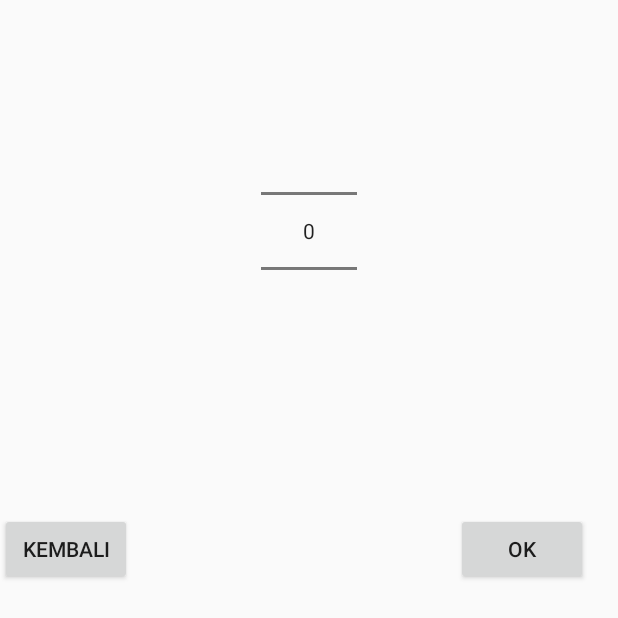
After one commit to DeaAnandita/CafeOrderApps, an Android app: the layout number_picker.xml on its own in the app's theme, with its tools: preview values and no code run, on a phone screen of 412 x 824 dp. The commit adds this screen. Shown: the top 618 px of the screen. Run offline under Robolectric (Android 15) with nearby library versions, the phone set to English and light mode, and no system bars.

Commit message:
number picker

```diff
--- a/app/build.gradle
+++ b/app/build.gradle
@@ -10,6 +10,7 @@ android {
         versionCode 1
         versionName "1.0"
         testInstrumentationRunner "androidx.test.runner.AndroidJUnitRunner"
+        vectorDrawables.useSupportLibrary = true
     }
     buildTypes {
         release {
--- a/app/src/main/java/com/example/cafeorderapps/DetailActivity.java
+++ b/app/src/main/java/com/example/cafeorderapps/DetailActivity.java
@@ -31,8 +31,8 @@ public class DetailActivity extends AppCompatActivity {
         recyclerView = findViewById(R.id.rvDetail);
 
         DetailModels = new ArrayList<>();
-        DetailModels.add(new DetailModel("1", "Susu Caramel", "15.000,-"));
-        DetailModels.add(new DetailModel("2","Susu Caramel", "15.000,-"));
+        DetailModels.add(new DetailModel("1", "Susu Caramel", "15.000,-", "2", false));
+        DetailModels.add(new DetailModel("2","Susu Caramel", "15.000,-", "2", false));
 
         detailAdapter = new DetailAdapter(DetailModels);
 
--- a/app/src/main/java/com/example/cafeorderapps/Fragment/CartFragment.java
+++ b/app/src/main/java/com/example/cafeorderapps/Fragment/CartFragment.java
@@ -39,8 +39,8 @@ public class CartFragment extends Fragment {
         recyclerView = view.findViewById(R.id.rvDetail);
 
         DetailModels = new ArrayList<>();
-        DetailModels.add(new DetailModel("1", "Susu Caramel", "15.000,-"));
-        DetailModels.add(new DetailModel("2", "Susu Caramel", "15.000,-"));
+        DetailModels.add(new DetailModel("1", "Susu Caramel", "15.000,-", "2", true));
+        DetailModels.add(new DetailModel("2", "Susu Caramel", "15.000,-", "2", false));
 
         detailAdapter = new DetailAdapter(DetailModels);
         LinearLayoutManager layoutManager = new LinearLayoutManager(getActivity(), LinearLayoutManager.VERTICAL, false);
--- /dev/null
+++ b/app/src/main/res/drawable/ic_check.xml
@@ -0,0 +1,5 @@
+<vector android:height="24dp" android:tint="#7E6B5C"
+    android:viewportHeight="24" android:viewportWidth="24"
+    android:width="24dp" xmlns:android="http://schemas.android.com/apk/res/android">
+    <path android:fillColor="@android:color/white" android:pathData="M9,16.17L4.83,12l-1.42,1.41L9,19 21,7l-1.41,-1.41z"/>
+</vector>
--- /dev/null
+++ b/app/src/main/res/layout/number_picker.xml
@@ -0,0 +1,36 @@
+<?xml version="1.0" encoding="utf-8"?>
+<RelativeLayout xmlns:android="http://schemas.android.com/apk/res/android"
+    android:layout_width="match_parent"
+    android:layout_height="match_parent" >
+
+    <NumberPicker
+        android:id="@+id/numberPicker1"
+        android:layout_width="wrap_content"
+        android:layout_height="wrap_content"
+        android:layout_alignParentTop="true"
+        android:layout_centerHorizontal="true"
+        android:layout_marginTop="64dp" />
+
+    <Button
+        android:id="@+id/button"
+        android:layout_width="wrap_content"
+        android:layout_height="wrap_content"
+        android:layout_below="@+id/numberPicker1"
+        android:layout_marginRight="20dp"
+        android:layout_marginTop="98dp"
+        android:layout_alignParentRight="true"
+        android:text="Ok"
+        android:layout_marginEnd="20dp"
+        android:layout_alignParentEnd="true" />
+
+    <Button
+        android:id="@+id/btn"
+        android:layout_width="wrap_content"
+        android:layout_height="wrap_content"
+        android:layout_below="@+id/numberPicker1"
+        android:layout_marginTop="98dp"
+        android:layout_alignParentLeft="true"
+        android:text="Kembali"
+        android:layout_alignParentStart="true"/>
+
+</RelativeLayout>
```
Also changed, not shown: app/src/main/java/com/example/cafeorderapps/Adapter/DetailAdapter.java (+10 -2 lines), app/src/main/java/com/example/cafeorderapps/Adapter/HomeAdapter.java (+62 -3 lines), app/src/main/java/com/example/cafeorderapps/Fragment/DrinkFragment.java (+12 -12 lines), app/src/main/java/com/example/cafeorderapps/Fragment/FoodFragment.java (+12 -12 lines), app/src/main/java/com/example/cafeorderapps/HomeActivity.java (+12 -12 lines), app/src/main/java/com/example/cafeorderapps/Model/CategoriModel.java (+9 -1 lines), app/src/main/java/com/example/cafeorderapps/Model/DetailModel.java (+19 -3 lines), app/src/main/java/com/example/cafeorderapps/Model/HomeModel.java (+11 -2 lines), app/src/main/res/layout/list_item.xml (+9 -4 lines).
